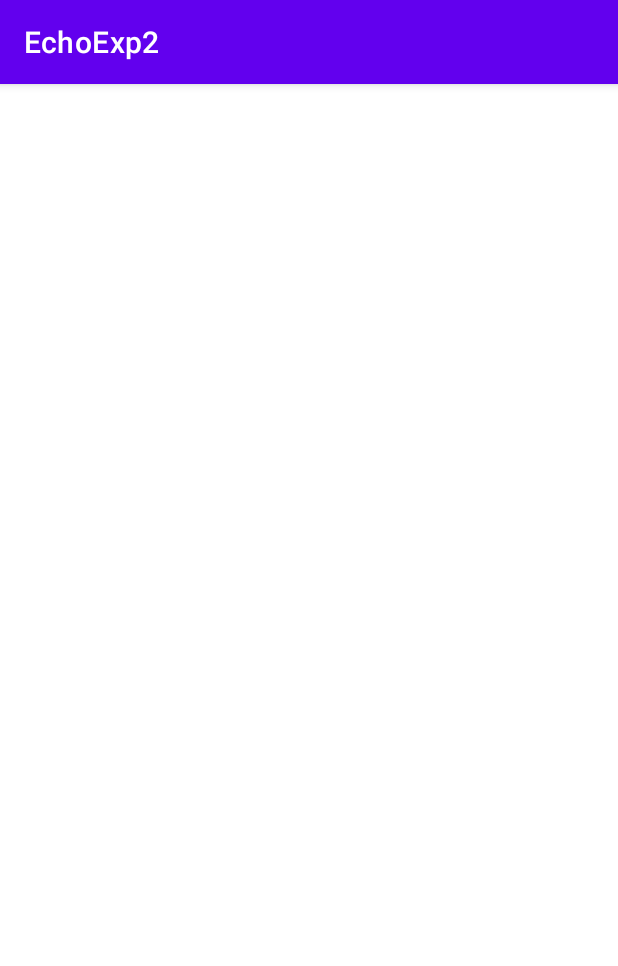
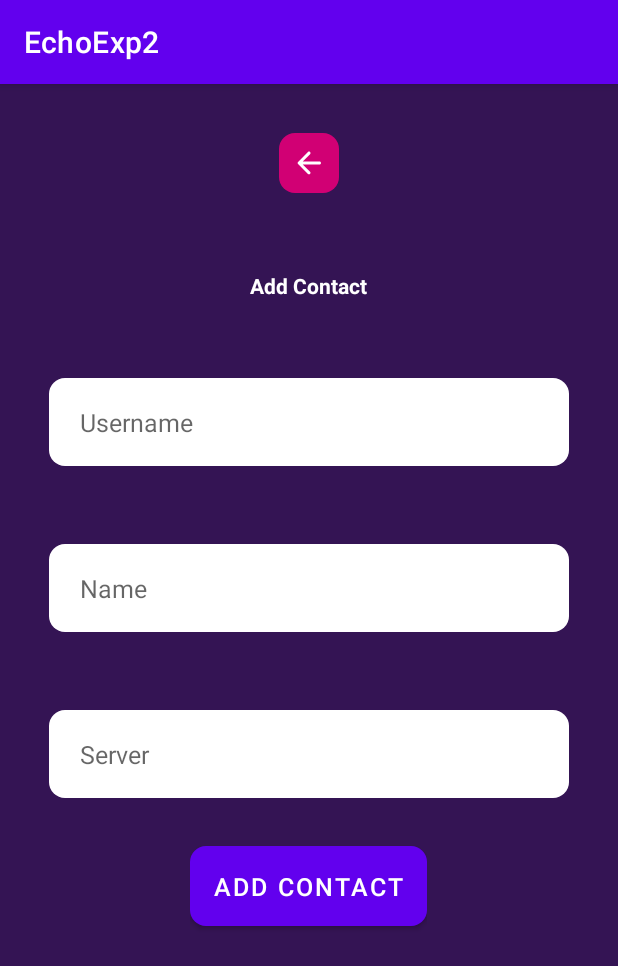
Before and after one commit to guretskiysemyon/EchoAndroid, an Android app: the screen it shows after launch (AddContactActivity), after a tap on "EchoExp2", on a phone screen of 412 x 824 dp. Shown: the top 966 px of the screen. Run offline under Robolectric (Android 15) with nearby library versions, the phone set to English and light mode, and no system bars; our stand-ins replace Room's generated code, sdp/ssp sizes.

Commit message:
Fixed LiveData of messages. Left to do: 1) Api connection with server. 2) Firebase 3) Themes and screen rotation

```diff
--- a/app/src/main/java/com/echoexp4/Activities/ConnectionActivity.java
+++ b/app/src/main/java/com/echoexp4/Activities/ConnectionActivity.java
@@ -1,6 +1,7 @@
 package com.echoexp4.Activities;
 
 import android.content.Intent;
+import android.widget.Toast;
 
 import androidx.appcompat.app.AppCompatActivity;
 
@@ -13,4 +14,8 @@ public class ConnectionActivity extends AppCompatActivity {
         finish();
     }
 
+
+    protected void showToast(String message){
+        Toast.makeText(getApplicationContext(),message, Toast.LENGTH_SHORT).show();
+    }
 }
--- a/app/src/main/java/com/echoexp4/Activities/LogInActivity.java
+++ b/app/src/main/java/com/echoexp4/Activities/LogInActivity.java
@@ -53,9 +53,7 @@ public class LogInActivity extends ConnectionActivity {
         binding.SigUp.setVisibility(View.VISIBLE);
     }
 
-    private void showToast(String message){
-        Toast.makeText(getApplicationContext(),message, Toast.LENGTH_SHORT).show();
-    }
+
 
     private Boolean isValidData(){
         if (binding.InputUsername.getText().toString().trim().isEmpty()){
--- a/app/src/main/java/com/echoexp4/Activities/SignUpActivity.java
+++ b/app/src/main/java/com/echoexp4/Activities/SignUpActivity.java
@@ -58,12 +58,6 @@ public class SignUpActivity extends ConnectionActivity {
 
 
         });
-    }
-
-
-    private void showToast(String message){
-        Toast.makeText(getApplicationContext(), message, Toast.LENGTH_SHORT).show();
-
     }
 
     private void signUp(){
--- a/app/src/main/java/com/echoexp4/Adapters/ChatAdapter.java
+++ b/app/src/main/java/com/echoexp4/Adapters/ChatAdapter.java
@@ -12,7 +12,10 @@ import com.echoexp4.Database.Entities.Message;
 import com.echoexp4.databinding.ItemContainerReceivedMessagesBinding;
 import com.echoexp4.databinding.ItemContainerSentMessageBinding;
 
+import java.text.SimpleDateFormat;
+import java.util.Date;
 import java.util.List;
+import java.util.Locale;
 
 public class ChatAdapter extends RecyclerView.Adapter<RecyclerView.ViewHolder>{
 
@@ -52,6 +55,8 @@ public class ChatAdapter extends RecyclerView.Adapter<RecyclerView.ViewHolder>{
         notifyDataSetChanged();
     }
 
+
+
     @Override
     public int getItemCount() {
         return chatMessages.size();
--- a/app/src/main/java/com/echoexp4/Database/Entities/Message.java
+++ b/app/src/main/java/com/echoexp4/Database/Entities/Message.java
@@ -2,6 +2,10 @@ package com.echoexp4.Database.Entities;
 
 import androidx.room.Entity;
 import androidx.room.PrimaryKey;
+
+import java.text.SimpleDateFormat;
+import java.util.Date;
+import java.util.Locale;
 
 @Entity(tableName = "Messages")
 public class Message {
@@ -20,6 +24,7 @@ public class Message {
         this.sent = sent;
         this.contactId = contactId;
     }
+
 
     public String getContactId() {
         return contactId;
--- a/app/src/main/java/com/echoexp4/Repositories/AppRepository.java
+++ b/app/src/main/java/com/echoexp4/Repositories/ContactRepository.java
@@ -17,20 +17,18 @@ import java.util.ArrayList;
 import java.util.LinkedList;
 import java.util.List;
 
-public class AppRepository {
+public class ContactRepository {
     private AllDao dao;
     private UserAPI api;
     private ContactListData contacts;
-    private MessageListData messages;
 
-    public AppRepository(Application application) {
+    public ContactRepository(Application application) {
         AppDB db = AppDB.getDbInstance(application.getApplicationContext());
         this.dao = db.allDao();
         this.api = new UserAPI();
-        api.setAppRepository(this);
+        api.setContactRepository(this);
         contacts = new ContactListData();
         contacts.setValue(dao.allContacts());
-        messages = new MessageListData();
 
     }
 
@@ -59,29 +57,9 @@ public class AppRepository {
     }
 
     public LiveData<List<Contact>> getAllContacts(){
-        //contacts.setValue(dao.allContacts());
         return contacts;
     }
 
-    public LiveData<List<Message>> getAllMessages(Contact contact) {
-        return messages;
-    }
-
-
-    public void setMessagesData(Contact contact){
-        this.messages.setContactId(contact.getId());
-        this.messages.setValue(dao.allMessages(contact.getId()));
-    }
-
-    /////////////////////////////////////////////////////////
-
-    public void addMessage(Message message) {
-        api.addMessage(message);
-    }
-
-    public void addMessageToRoom(Message message){
-        new InsertMessageAsyncTask(dao).execute(message);
-    }
 
 
 
@@ -107,34 +85,7 @@ public class AppRepository {
         }
     }
 
-    class MessageListData extends MutableLiveData<List<Message>> {
-        private String contactId;
-
-        public MessageListData() {
-            super();
-            setValue(new ArrayList<Message>());
-        }
-
-        public void setContactId(String contactId) {
-            this.contactId = contactId;
-        }
-
-        @Override
-        protected void onActive() {
-            super.onActive();
-            //
-            new Thread(() -> {
-                messages.postValue(dao.allMessages(contactId));
-            }).start();
-
-            api.getMessages(contactId, this);
-        }
-    }
-
-
     ////////////////////////////////////////////////////////////
-
-
 
     private static class InsertContactAsyncTask extends AsyncTask<Contact, Void, Void> {
         private AllDao dao;
@@ -178,19 +129,6 @@ public class AppRepository {
         }
     }
 
-    private static class InsertMessageAsyncTask extends AsyncTask<Message, Void, Void> {
-        private AllDao dao;
-
-        protected InsertMessageAsyncTask(AllDao dao) {
-            this.dao = dao;
-        }
-
-        @Override
-        protected Void doInBackground(Message... messages) {
-            dao.addMessage(messages[0]);
-            return null;
-        }
-    }
 
 
 }
--- a/app/src/main/java/com/echoexp4/ViewModels/ContactView.java
+++ b/app/src/main/java/com/echoexp4/ViewModels/ContactView.java
@@ -6,18 +6,18 @@ import androidx.lifecycle.AndroidViewModel;
 import androidx.lifecycle.LiveData;
 
 import com.echoexp4.Database.Entities.Contact;
-import com.echoexp4.Repositories.AppRepository;
+import com.echoexp4.Repositories.ContactRepository;
 
 import java.util.List;
 
 public class ContactView  extends AndroidViewModel {
-    private AppRepository repository;
+    private ContactRepository repository;
     private LiveData<List<Contact>> contacts;
 
 
     public ContactView(Application application){
         super(application);
-        repository = new AppRepository(application);
+        repository = new ContactRepository(application);
         contacts = repository.getAllContacts();
         //allNotes = repository.getAllNotes();
     }
--- a/app/src/main/java/com/echoexp4/api/UserAPI.java
+++ b/app/src/main/java/com/echoexp4/api/UserAPI.java
@@ -6,8 +6,9 @@ import com.echoexp4.Database.Entities.Contact;
 import com.echoexp4.Database.Entities.Message;
 import com.echoexp4.Database.Entities.User;
 import com.echoexp4.LogInRequest;
-import com.echoexp4.Repositories.AppRepository;
+import com.echoexp4.Repositories.ContactRepository;
 import com.echoexp4.Repositories.ConnectionRepository;
+import com.echoexp4.Repositories.MessagesRepository;
 import com.echoexp4.SignUpRequest;
 
 import java.io.IOException;
@@ -26,7 +27,8 @@ public class UserAPI extends Thread {
     Retrofit retrofit;
     WebServiceAPI webServiceAPI;
     ConnectionRepository ConnectionRepository;
-    AppRepository appRepository;
+    ContactRepository contactRepository;
+    MessagesRepository messagesRepository;
     private String token;
 
     public UserAPI() {
@@ -43,8 +45,12 @@ public class UserAPI extends Thread {
         this.ConnectionRepository = connectionrepository;
     }
 
-    public void setAppRepository(AppRepository appRepository) {
-        this.appRepository = appRepository;
+    public void setContactRepository(ContactRepository contactRepository) {
+        this.contactRepository = contactRepository;
+    }
+
+    public void setMessagesRepository(MessagesRepository messagesRepository) {
+        this.messagesRepository = messagesRepository;
     }
 
     //TODO: Delete
@@ -126,7 +132,7 @@ public class UserAPI extends Thread {
             @Override
             public void onResponse(Call<Void> call, Response<Void> response) {
                 if (response.isSuccessful())
-                    appRepository.insertContactToRoom(contact);
+                    contactRepository.insertContactToRoom(contact);
             }
 
             @Override
@@ -140,7 +146,7 @@ public class UserAPI extends Thread {
         call.enqueue(new Callback<Void>() {
             @Override
             public void onResponse(Call<Void> call, Response<Void> response) {
-                appRepository.deleteInRoom(contact);
+                contactRepository.deleteInRoom(contact);
             }
             @Override
             public void onFailure(Call<Void> call, Throwable t) {}
@@ -154,7 +160,7 @@ public class UserAPI extends Thread {
         call.enqueue(new Callback<Void>() {
             @Override
             public void onResponse(Call<Void> call, Response<Void> response) {
-                appRepository.changeContactInRoom(contact);
+                contactRepository.changeContactInRoom(contact);
             }
 
             @Override
--- /dev/null
+++ b/app/src/main/res/layout/activity_add_contact.xml
@@ -0,0 +1,122 @@
+<?xml version="1.0" encoding="utf-8"?>
+<ScrollView xmlns:android="http://schemas.android.com/apk/res/android"
+    xmlns:app="http://schemas.android.com/apk/res-auto"
+    xmlns:tools="http://schemas.android.com/tools"
+    android:layout_width="match_parent"
+    android:layout_height="match_parent"
+    android:contentDescription="@string/add_contact"
+    android:overScrollMode="never"
+    android:scrollbars="none"
+    android:padding="@dimen/_25sdp"
+    android:background="@color/general_bg"
+    tools:context=".Activities.LogInActivity">
+
+
+
+
+    <LinearLayout
+        android:layout_width="match_parent"
+        android:layout_height="wrap_content"
+        android:gravity="center_horizontal"
+        android:orientation="vertical">
+
+        <androidx.appcompat.widget.AppCompatImageView
+            android:id="@+id/ImageBack"
+            android:layout_width="wrap_content"
+            android:layout_height="wrap_content"
+            android:layout_marginStart="0dp"
+            android:background="@drawable/background_icon"
+            android:padding="@dimen/_6sdp"
+            android:src="@drawable/ic_back"
+            android:tint="@color/white" />
+
+        <TextView
+            android:layout_width="wrap_content"
+            android:layout_height="wrap_content"
+            android:layout_marginTop="@dimen/_40sdp"
+            android:text="@string/add_contact"
+            android:textColor="@color/white"
+            android:textStyle="bold" />
+
+
+        <EditText
+            android:id="@+id/InputUsername"
+            android:layout_width="match_parent"
+            android:layout_height="@dimen/_45sdp"
+            android:layout_marginTop="@dimen/_40sdp"
+            android:background="@drawable/background_input"
+            android:hint="@string/username"
+            android:imeOptions="actionNext"
+            android:importantForAutofill="yes"
+            android:inputType="text"
+            android:paddingStart="@dimen/_16sdp"
+            android:paddingEnd="@dimen/_16sdp"
+            android:textColor="@color/black"
+            android:textSize="@dimen/_13ssp"
+            />
+
+        <EditText
+            android:id="@+id/InputName"
+            android:layout_width="match_parent"
+            android:layout_height="@dimen/_45sdp"
+            android:layout_marginTop="@dimen/_40sdp"
+            android:background="@drawable/background_input"
+            android:hint="@string/name"
+            android:imeOptions="actionNext"
+            android:importantForAutofill="yes"
+            android:inputType="text"
+            android:paddingStart="@dimen/_16sdp"
+            android:paddingEnd="@dimen/_16sdp"
+
+            android:textColor="@color/black"
+            android:textSize="@dimen/_13ssp"
+            />
+
+        <EditText
+            android:id="@+id/InputServer"
+            android:layout_width="match_parent"
+            android:layout_height="@dimen/_45sdp"
+            android:layout_marginTop="@dimen/_40sdp"
+            android:background="@drawable/background_input"
+            android:hint="@string/server"
+            android:imeOptions="actionNext"
+            android:importantForAutofill="yes"
+            android:inputType="text"
+            android:paddingStart="@dimen/_16sdp"
+            android:paddingEnd="@dimen/_16sdp"
+            android:textColor="@color/black"
+            android:textSize="@dimen/_13ssp"
+            />
+
+
+        <FrameLayout
+            android:layout_width="wrap_content"
+            android:layout_height="wrap_content"
+            android:layout_marginTop="@dimen/_20sdp"
+            android:animateLayoutChanges="true"
+            android:layout_marginEnd="@dimen/_70sdp"
+            android:layout_marginStart="@dimen/_70sdp">
+
+            <com.google.android.material.button.MaterialButton
+                android:id="@+id/buttonAddContact"
+                android:layout_width="match_parent"
+                android:layout_height="@dimen/_50sdp"
+                android:text="@string/add_contact"
+                android:textColor="@color/white"
+                android:textSize="@dimen/_13ssp"
+                app:cornerRadius="@dimen/_8sdp"
+                />
+
+            <ProgressBar
+                android:id="@+id/progressBar"
+                android:layout_width="@dimen/_25sdp"
+                android:layout_height="@dimen/_25sdp"
+                android:layout_gravity="center"
+                android:visibility="invisible"/>
+        </FrameLayout>
+
+
+
+
+    </LinearLayout>
+</ScrollView>
```
Also changed, not shown: app/src/main/java/com/echoexp4/Activities/ChatActivity.java (+16 -5 lines), app/src/main/java/com/echoexp4/Repositories/MessagesRepository.java (added, +91 -0 lines), app/src/main/java/com/echoexp4/ViewModels/MessageViewModel.java (+10 -20 lines).
